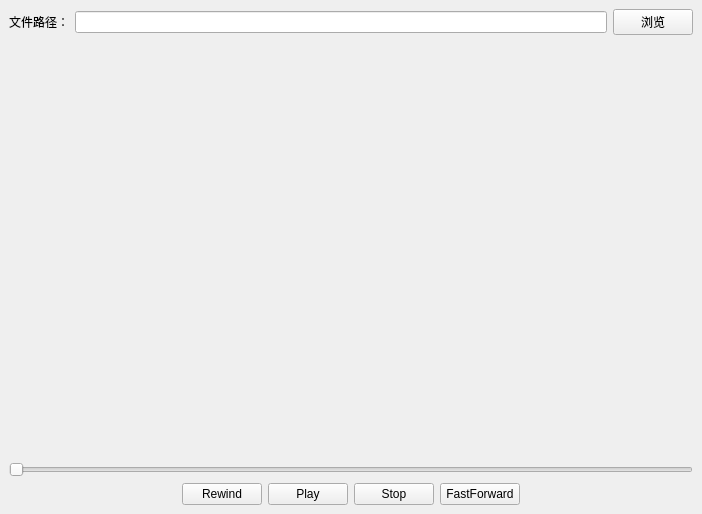
Qt form mainwindow.ui (tgtsml/QtPlayer) before a commit.
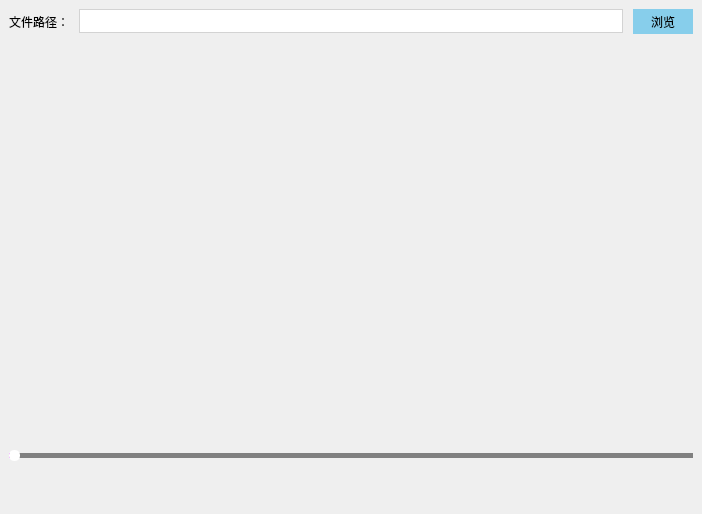
The same form after that commit. Icons and pictures are not drawn.

The edit to the form file:
```diff
--- a/mainwindow.ui
+++ b/mainwindow.ui
@@ -10,13 +10,114 @@
     <height>514</height>
    </rect>
   </property>
-  <property name="windowTitle">
-   <string>GtPlayer</string>
+  <property name="styleSheet">
+   <string notr="true">QPushButton#pushButton_play{
+background:transparent;
+border:none;
+max-width:40px;
+min-width:40px;
+max-height:40px;
+min-height:40px;
+image:url(:/images/Play.png);
+}
+
+QPushButton#pushButton_play:hover{
+border:1px solid transparent;
+image:url(:/images/Play.png);
+}
+
+QPushButton#pushButton_play:checked{
+image:url(:/images/Pause.png);
+}
+
+QPushButton#pushButton_rewind{
+background:transparent;
+border:none;
+max-width:30px;
+min-width:30px;
+max-height:30px;
+min-height:30px;
+image:url(:/images/Rewind.png);
+}
+
+QPushButton#pushButton_rewind:hover{
+border:1px solid transparent;
+image:url(:/images/Rewind.png);
+}
+
+QPushButton#pushButton_fastForward{
+background:transparent;
+border:none;
+max-width:30px;
+min-width:30px;
+max-height:30px;
+min-height:30px;
+image:url(:/images/FastForward.png);
+}
+
+QPushButton#pushButton_fastForward:hover{
+border:1px solid transparent;
+image:url(:/images/FastForward.png);
+}
+
+QPushButton#pushButton_browser{
+background:skyblue;
+min-width:60px;
+min-height:25px;
+border:none;
+}
+
+QPushButton#pushButton_browser:hover{
+border:1px solid gray;
+}
+
+QLineEdit{
+background:white;
+min-height:22px;
+border:1px solid lightgray;
+font-size:12px;
+}
+
+QLineEdit:hover{
+border:1px solid gray;
+}
+
+QSlider::Horizontal{
+background:transparent;
+min-height:20px;
+max-height:20px;
+}
+QSlider::add-page:Horizontal{
+background-color: gray;
+}
+QSlider::sub-page:Horizontal {
+background-color:qlineargradient(spread:pad, x1:0, y1:0, x2:1, y2:0, stop:0 rgb(255,0,255), stop:0.5 rgb(0,255,255), stop:1 rgb(255,255,0));
+}
+QSlider::groove:Horizontal {
+background:transparent;
+height:5px;
+}
+QSlider::handle:Horizontal {
+background-color:white;
+width:11px;
+margin: -3px 0px;
+border-radius:5px;
+}
+
+QSlider::handle:Horizontal:hover {
+background-color:red;
+}</string>
   </property>
   <widget class="QWidget" name="centralwidget">
    <layout class="QVBoxLayout" name="verticalLayout" stretch="0,1,0,0">
+    <property name="spacing">
+     <number>0</number>
+    </property>
     <item>
      <layout class="QHBoxLayout" name="horizontalLayout_2">
+      <property name="spacing">
+       <number>10</number>
+      </property>
       <item>
        <widget class="QLabel" name="label">
         <property name="text">
@@ -48,6 +149,9 @@
     </item>
     <item>
      <layout class="QHBoxLayout" name="horizontalLayout">
+      <property name="spacing">
+       <number>20</number>
+      </property>
       <item>
        <spacer name="horizontalSpacer">
         <property name="orientation">
@@ -64,28 +168,21 @@
       <item>
        <widget class="QPushButton" name="pushButton_rewind">
         <property name="text">
-         <string>Rewind</string>
+         <string/>
         </property>
        </widget>
       </item>
       <item>
        <widget class="QPushButton" name="pushButton_play">
         <property name="text">
-         <string>Play</string>
-        </property>
-       </widget>
-      </item>
-      <item>
-       <widget class="QPushButton" name="pushButton_stop">
-        <property name="text">
-         <string>Stop</string>
+         <string/>
         </property>
        </widget>
       </item>
       <item>
        <widget class="QPushButton" name="pushButton_fastForward">
         <property name="text">
-         <string>FastForward</string>
+         <string/>
         </property>
        </widget>
       </item>
```
